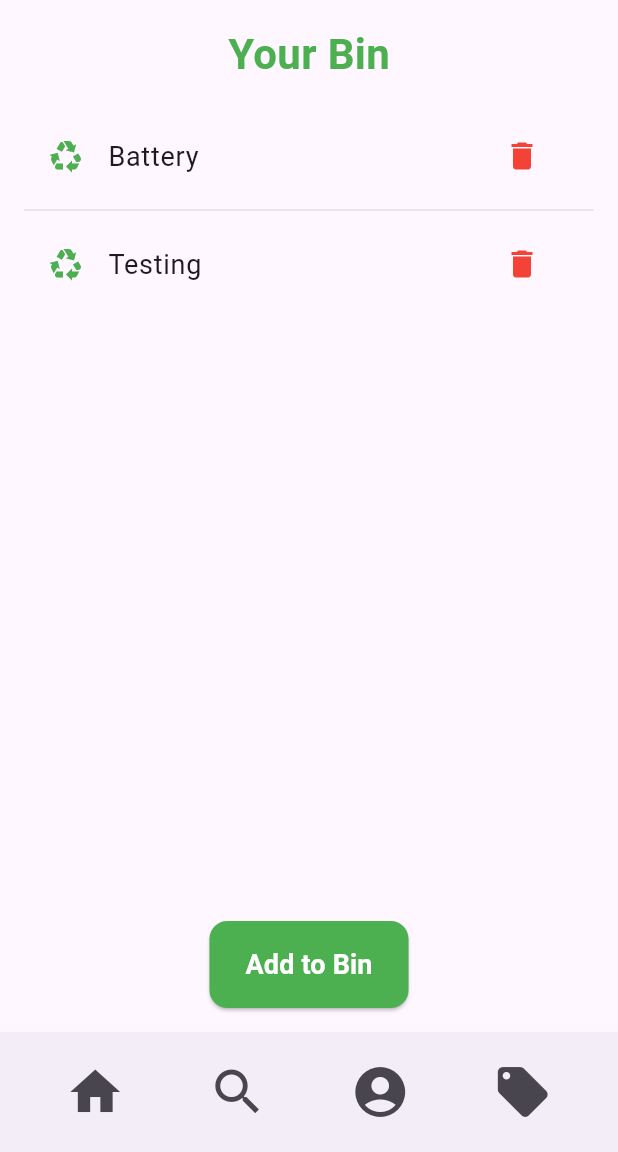
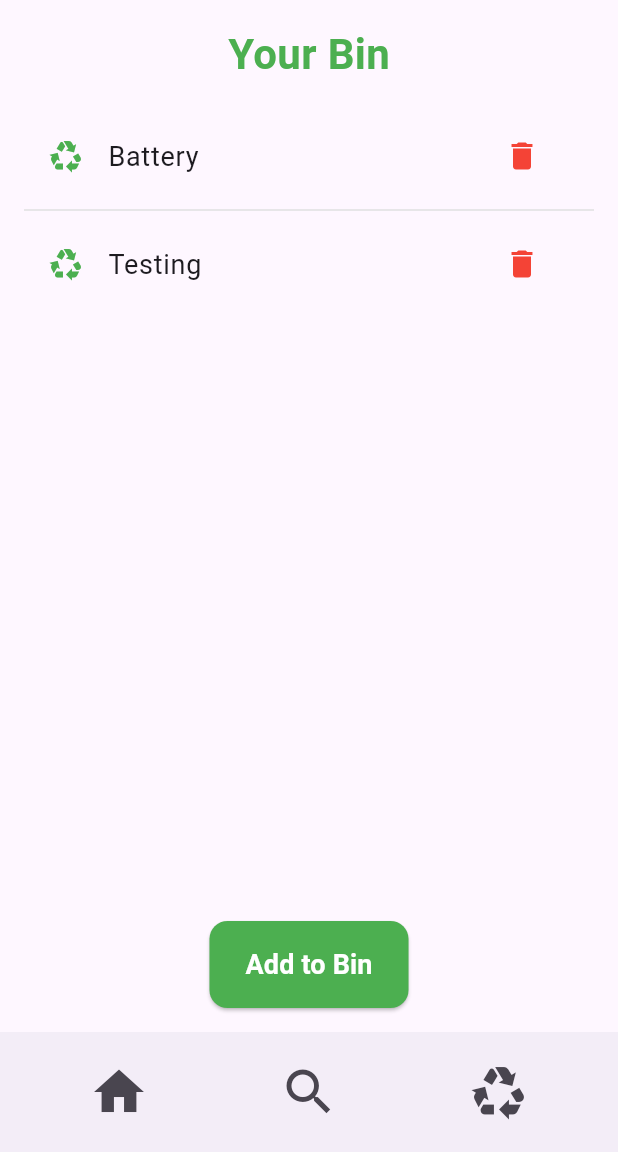
Before and after one commit to ivannimets/e-waste-hero, a Flutter app: the screen it shows after launch, on a phone screen of 412 x 824 dp, the part 84-1236 px from its top. Run offline on Flutter 3.47's test engine with Material 3 defaults, Android fonts, the phone set to English and light mode, and no system bars.

Commit message:
Update BaseScreen (#2)
Co-authored-by: EthsMC <ethankeating1313@gmail.com>

```diff
--- a/ewastehero/lib/screens/base_screen.dart
+++ b/ewastehero/lib/screens/base_screen.dart
@@ -47,14 +47,7 @@ class BaseScreen extends StatelessWidget {
               },
             ),
             IconButton(
-              icon: Icon(Icons.account_circle),
-              iconSize: 40,
-              onPressed: () {
-                // Navigate to profile screen
-              },
-            ),
-            IconButton(
-              icon: Icon(Icons.local_offer),
+              icon: Icon(Icons.recycling_outlined),
               iconSize: 40,
               onPressed: () {
                 // Navigate to rewards screen
```
